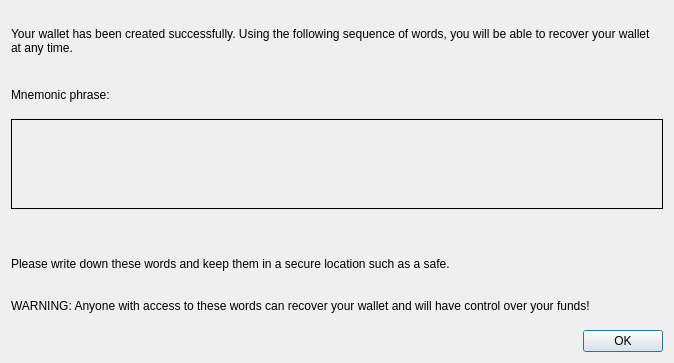
Before: the Qt Designer form src/qt/forms/notifymnemonic.ui in firoorg/firo, drawn with Qt 5.
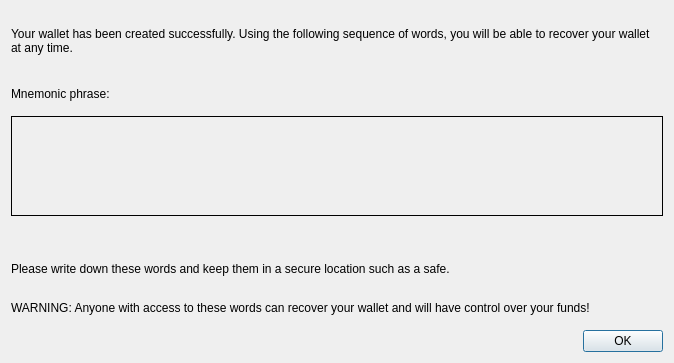
After: the same form once the commit is applied.

Commit message: Increasing frame size more

```diff
--- a/src/qt/forms/notifymnemonic.ui
+++ b/src/qt/forms/notifymnemonic.ui
@@ -45,7 +45,7 @@
                     <property name="minimumSize">
                         <size>
                             <width>600</width>
-                            <height>90</height>
+                            <height>100</height>
                         </size>
                     </property>
                     <property name="frameShape">
@@ -57,7 +57,7 @@
                                 <property name="minimumSize">
                                     <size>
                                         <width>500</width>
-                                        <height>70</height>
+                                        <height>80</height>
                                     </size>
                                 </property>
                                 <property name="text">
```
